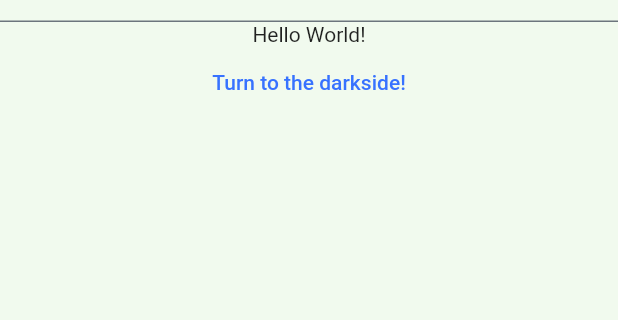
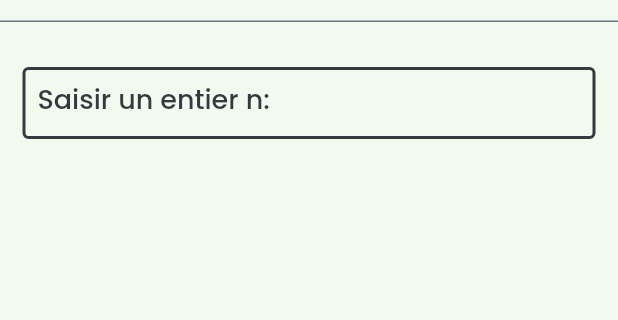
Before and after one commit to amenallahmenjli/Application-d-approximation, a Flutter app: the screen it shows after launch, on a phone screen of 412 x 824 dp, the part 65-385 px from its top. Run offline on Flutter 3.47's test engine with Material 2 defaults, Android fonts, the phone set to English and light mode, and no system bars; our stand-ins replace flutter_svg.

Commit message:
Add TextInput widget to get the N value

```diff
--- /dev/null
+++ b/lib/Components/body.dart
@@ -0,0 +1,30 @@
+import 'package:approximation_app/constants/colors.dart';
+import 'package:approximation_app/constants/themes/dark.dart';
+import 'package:flutter/material.dart';
+
+import 'text_input.dart';
+
+// ignore: must_be_immutable
+class Body extends StatelessWidget {
+  Body({super.key, required this.themeData});
+  final ValueNotifier<ThemeData> themeData;
+
+  TextEditingController controller = TextEditingController();
+
+  bool isNValid = false;
+
+  @override
+  Widget build(BuildContext context) {
+    return Column(
+      mainAxisAlignment: MainAxisAlignment.spaceBetween,
+      children: [
+        TextInput(
+          color: themeData.value == darkTheme ? lightColor : darkColor,
+          controller: controller,
+          isValid: isNValid,
+          text: "Saisir un entier n:",
+        )
+      ],
+    );
+  }
+}
--- /dev/null
+++ b/lib/Components/text_input.dart
@@ -0,0 +1,104 @@
+import 'package:flutter/material.dart';
+
+// ignore: must_be_immutable
+class TextInput extends StatefulWidget {
+  final TextEditingController
+      controller; // A controller Object to retrieve the input value
+
+  bool isValid = false; // A variable to check if the value of input is valid
+
+  final String text; // The text to show besides the TextField
+
+  final Color color;
+
+  // Component's constructor
+  TextInput(
+      {super.key,
+      required this.text,
+      required this.controller,
+      required this.isValid,
+      required this.color});
+
+  @override
+  State<TextInput> createState() => _TextInputState();
+}
+
+class _TextInputState extends State<TextInput> {
+  // A local variable to store the error to show corresponding to user's input
+  String? _errorText;
+  bool _isError = false;
+
+  bool divisiblePar7(int n) {
+    if (n ~/ 10 == 0) {
+      return n % 7 == 0;
+    } else {
+      int u = n % 10;
+      int a = n ~/ 10;
+      int r = (a - 2 * u).abs();
+      return divisiblePar7(r);
+    }
+  }
+
+  @override
+  Widget build(BuildContext context) {
+    debugPrint(_isError.toString());
+    // Add some padding to the component
+    return TextField(
+      // The TextField controller that comes from the constructor
+      // to retrieve user's input
+      controller: widget.controller,
+
+      // Style of the text inside the TextField
+      style: const TextStyle(
+        fontSize: 18,
+        fontFamily: 'Poppins',
+        fontWeight: FontWeight.w500,
+      ),
+
+      // Set Cursor's color
+      cursorColor: widget.color,
+
+      // Styme of the TextField
+      decoration: InputDecoration(
+        // Set the label text
+        labelText: widget.text,
+
+        // Se
+        floatingLabelStyle: _isError
+            ? const TextStyle(color: Color(0xffe63946))
+            : TextStyle(color: widget.color),
+
+        errorText: _errorText,
+        enabledBorder: OutlineInputBorder(
+            borderSide: BorderSide(color: widget.color, width: 2)),
+        focusedBorder: OutlineInputBorder(
+            borderSide: BorderSide(color: widget.color, width: 2)),
+        labelStyle: TextStyle(color: widget.color),
+        errorStyle: const TextStyle(color: Color(0xffe63946)),
+        constraints: const BoxConstraints(minHeight: 30),
+        contentPadding: const EdgeInsets.all(10),
+      ),
+
+      onChanged: (text) {
+        if (text == "") {
+          _errorText = "n ne peut pas etre vide!";
+          widget.isValid = false;
+        } else if (int.tryParse(text) == null) {
+          _errorText = "n doit etre un entier";
+          widget.isValid = false;
+        } else if (int.parse(text) < 100 || int.parse(text) > 1000) {
+          _errorText = "n doit etre entre 100 et 1000";
+          widget.isValid = false;
+        } else if (divisiblePar7(int.parse(text)) == false) {
+          _errorText = "n doit etre divisible par 7";
+          widget.isValid = false;
+        } else {
+          _errorText = null;
+          widget.isValid = true;
+        }
+        _isError = !widget.isValid;
+        setState(() {});
+      },
+    );
+  }
+}
--- a/lib/main.dart
+++ b/lib/main.dart
@@ -1,6 +1,5 @@
 import 'package:flutter/material.dart';
 
-import 'constants/themes/dark.dart';
 import 'constants/themes/light.dart';
 import 'pages/my_home_page.dart';
 
--- a/lib/pages/my_home_page.dart
+++ b/lib/pages/my_home_page.dart
@@ -2,6 +2,7 @@ import 'package:approximation_app/constants/colors.dart';
 import 'package:flutter/material.dart';
 import 'package:flutter_svg/flutter_svg.dart';
 
+import '../Components/body.dart';
 import '../constants/themes/dark.dart';
 import '../constants/themes/light.dart';
 
@@ -23,7 +24,7 @@ class MyHomePage extends StatelessWidget {
   Widget build(BuildContext context) {
     return Scaffold(
       appBar: AppBar(
-        title: Text("Application d'approximation"),
+        title: const Text("Application d'approximation"),
         centerTitle: true,
         actions: [
           IconButton(
@@ -33,12 +34,13 @@ class MyHomePage extends StatelessWidget {
               icon: themeData.value == lightTheme
                   ? SvgPicture.asset(
                       "assets/icons/dark_mode.svg",
-                      colorFilter: ColorFilter.mode(darkColor, BlendMode.srcIn),
+                      colorFilter:
+                          const ColorFilter.mode(darkColor, BlendMode.srcIn),
                     )
                   : SvgPicture.asset(
                       "assets/icons/light_mode.svg",
                       colorFilter:
-                          ColorFilter.mode(lightColor, BlendMode.srcIn),
+                          const ColorFilter.mode(lightColor, BlendMode.srcIn),
                     ))
         ],
         bottom: PreferredSize(
@@ -48,16 +50,10 @@ class MyHomePage extends StatelessWidget {
               height: 1,
             )),
       ),
-      body: Center(
-        child: Column(
-          children: [
-            Text('Hello World!'),
-            TextButton(
-                onPressed: () {
-                  switchTheme(themeData);
-                },
-                child: Text("Turn to the darkside!"))
-          ],
+      body: Padding(
+        padding: const EdgeInsets.only(top: 30, right: 15, left: 15),
+        child: Body(
+          themeData: themeData,
         ),
       ),
     );
```
